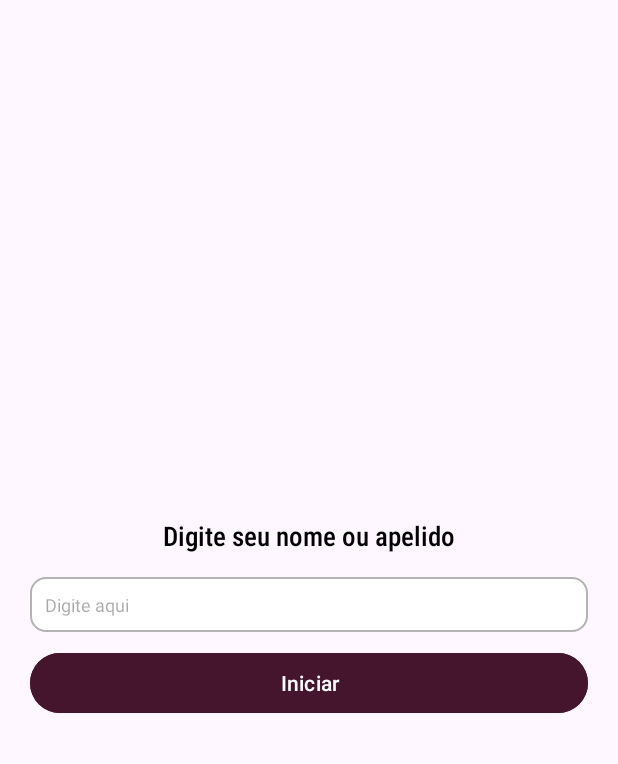
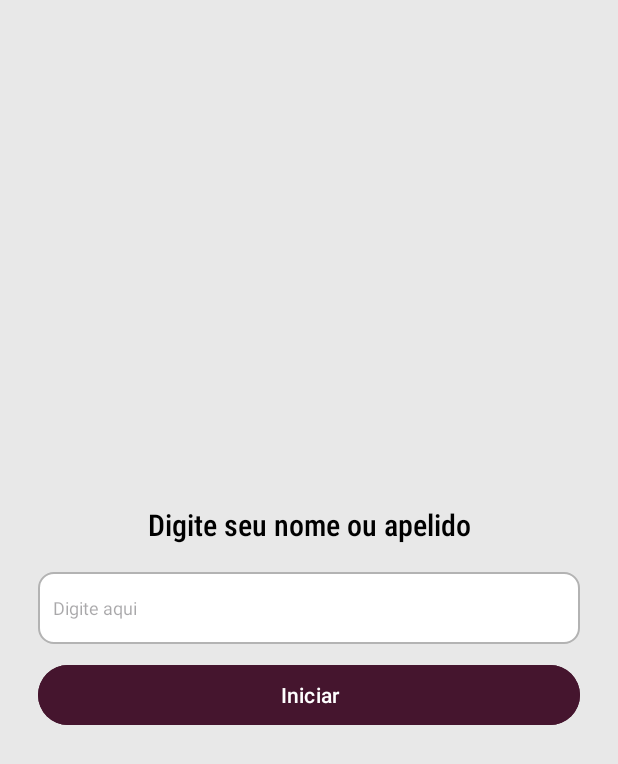
Before and after one commit to PAULOVINICIUSRAMOS/project_dynamox, an Android app: the screen it shows after launch (MainActivity), on a phone screen of 412 x 824 dp. Shown: the top 764 px of the screen. Run offline under Robolectric (Android 15) with nearby library versions, the phone set to English and light mode, and no system bars; our stand-ins replace Room's generated code; Roboto replaces fonts that are not available here.

Commit message:
Alteraçoes no layout da activity e splash, instalação de dependencias.

```diff
--- a/app/src/main/AndroidManifest.xml
+++ b/app/src/main/AndroidManifest.xml
@@ -1,14 +1,15 @@
 <?xml version="1.0" encoding="utf-8"?>
 <manifest xmlns:android="http://schemas.android.com/apk/res/android"
     xmlns:tools="http://schemas.android.com/tools">
+    <uses-permission android:name="android.permission.INTERNET" />
 
     <application
         android:allowBackup="true"
         android:dataExtractionRules="@xml/data_extraction_rules"
         android:fullBackupContent="@xml/backup_rules"
-        android:icon="@mipmap/ic_launcher"
+        android:icon="@drawable/ic_icon_splash_screen"
         android:label="@string/app_name"
-        android:roundIcon="@mipmap/ic_launcher_round"
+        android:roundIcon="@drawable/ic_icon_splash_screen"
         android:supportsRtl="true"
         android:theme="@style/Theme.Dynamox"
         tools:targetApi="31">
--- a/app/src/main/res/layout/activity_main.xml
+++ b/app/src/main/res/layout/activity_main.xml
@@ -4,13 +4,14 @@
     android:layout_width="match_parent"
     android:layout_height="match_parent"
     android:orientation="vertical"
-    android:gravity="center_vertical">
+    android:gravity="center_vertical"
+    android:background="@color/white_smoke">
 
     <LinearLayout
         android:layout_width="match_parent"
         android:layout_height="wrap_content"
-        android:layout_marginEnd="20dp"
-        android:layout_marginStart="20dp"
+        android:layout_marginEnd="25dp"
+        android:layout_marginStart="25dp"
         android:orientation="vertical">
 
         <TextView
@@ -21,13 +22,13 @@
             android:textColor="@color/black"
             android:textStyle="bold"
             android:fontFamily="sans-serif-condensed-light"
-            android:layout_marginBottom="15dp"
-            android:textSize="18sp"/>
+            android:layout_marginBottom="18dp"
+            android:textSize="20sp"/>
 
         <EditText
             android:id="@+id/editTextName"
             android:layout_width="match_parent"
-            android:layout_height="wrap_content"
+            android:layout_height="48dp"
             android:background="@drawable/rounded_edittext"
             android:layout_marginBottom="10dp"
             android:padding="10dp"
--- a/app/src/main/res/values/colors.xml
+++ b/app/src/main/res/values/colors.xml
@@ -4,7 +4,6 @@
     <color name="gray_81">#CFCFCF</color>
     <color name="colorGrayLight">#BC676666</color>
     <color name="primary_text">#333333</color>
-    <color name="blue">#1145A1</color>
     <color name="black">#FF000000</color>
     <color name="white">#FFFFFFFF</color>
 </resources>
```
Also changed, not shown: app/build.gradle (+6 -3 lines), app/src/main/res/layout/activity_splash.xml (+13 -7 lines), app/src/main/res/drawable/ic_icon_screen_initial.jpg (deleted), app/src/main/res/drawable/ic_icon_splash_screen.png (added).
